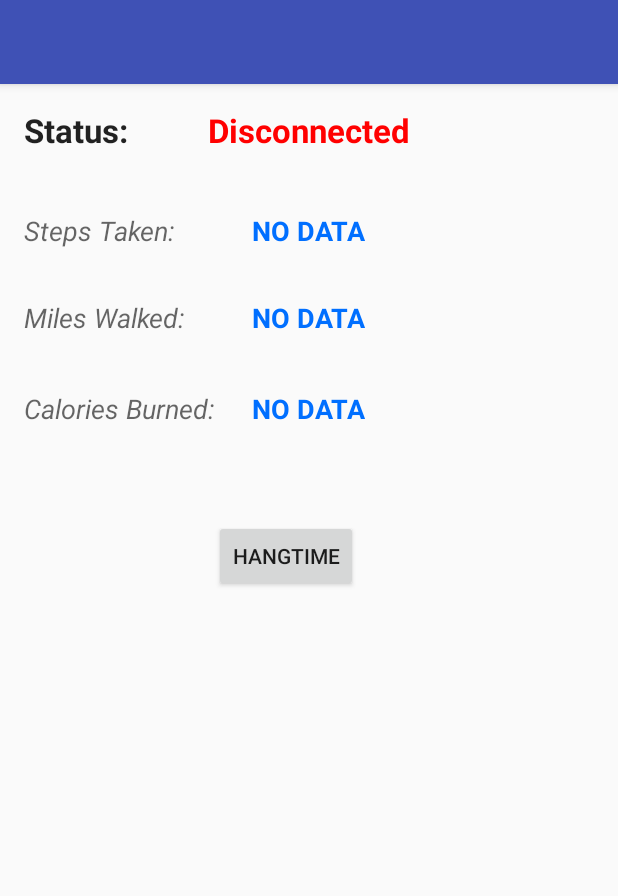
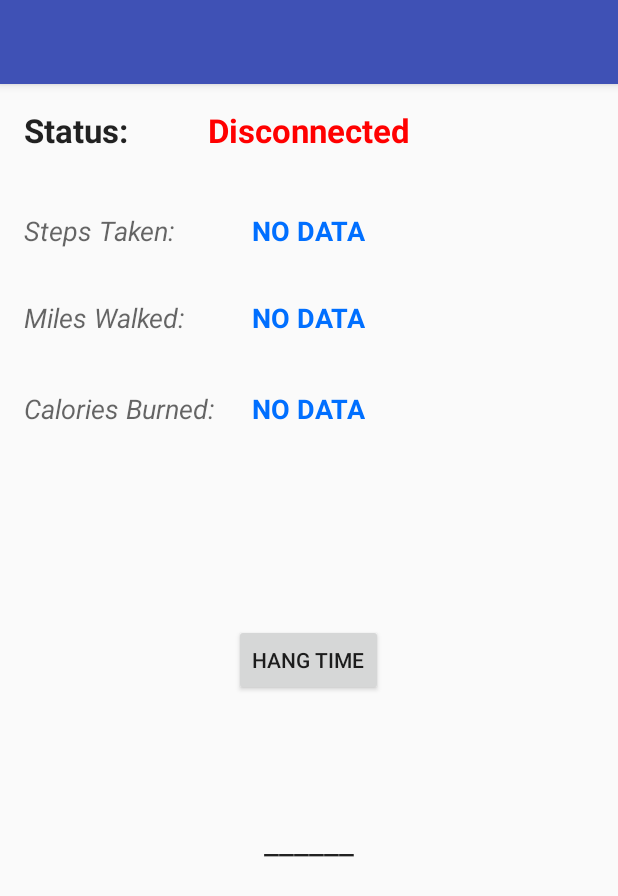
Before and after one commit to dyay108/SoleBLE, an Android app: the screen it shows after launch (DeviceControlActivity), on a phone screen of 412 x 824 dp. Shown: the top 896 px of the screen. Run offline under Robolectric (Android 15) with nearby library versions, the phone set to English and light mode, and no system bars; 3 statements that could not run were skipped.

Commit message:
Added characteristic write to request hangtime -issue with button onclick

```diff
--- a/app/src/main/java/com/electrisole/team17/soleble/DeviceControlActivity.java
+++ b/app/src/main/java/com/electrisole/team17/soleble/DeviceControlActivity.java
@@ -22,6 +22,7 @@ import android.support.v7.app.AppCompatActivity;
 import android.support.v7.widget.Toolbar;
 import android.util.Log;
 import android.view.View;
+import android.widget.Button;
 import android.widget.ExpandableListView;
 import android.widget.SimpleExpandableListAdapter;
 import android.widget.TextView;
@@ -41,6 +42,7 @@ public class DeviceControlActivity extends Activity {
     private TextView mMilesData;
     private TextView mCaloriesData;
     private TextView mDataField;
+    private TextView mHangTime;
     private String mDeviceName;
     private String mDeviceAddress;
     //private ExpandableListView mGattServicesList;
@@ -73,6 +75,7 @@ public class DeviceControlActivity extends Activity {
             // Automatically connects to the device upon successful start-up initialization.
             mBluetoothLeService.connect(mDeviceAddress);
 
+
         }
 
         @Override
@@ -92,7 +95,7 @@ public class DeviceControlActivity extends Activity {
         public void onReceive(Context context, Intent intent) {
             final String action = intent.getAction();
             if (BluetoothLeService.ACTION_GATT_CONNECTED.equals(action)) {
-                mBluetoothLeService.connect("C6:39:87:17:90:CD");
+                //mBluetoothLeService.connect("C6:39:87:17:90:CD");
                 mConnected = true;
                 updateConnectionState(R.string.connected);
                 mConnectionState.setTextColor(Color.parseColor("#FF17AA00"));
@@ -145,10 +148,20 @@ public class DeviceControlActivity extends Activity {
         mDataField = (TextView) findViewById(R.id.data);
         mMilesData = (TextView) findViewById(R.id.miles);
         mCaloriesData= (TextView) findViewById(R.id.kcal);
+        mHangTime = (TextView) findViewById(R.id.hang);
 
         Intent gattServiceIntent = new Intent(this, BluetoothLeService.class);
         bindService(gattServiceIntent, mServiceConnection, BIND_AUTO_CREATE);
         //intent.addFlags(Intent.FLAG_ACTIVITY_NEW_TASK);
+        Button hang = (Button) findViewById(R.id.ht);
+        hang.setOnClickListener(new View.OnClickListener() {
+            public void onClick(View v) {
+                mBluetoothLeService.writeCharacteristic(
+                        mBluetoothLeService.getSupportedGattServices().get(2).getCharacteristics().get(1));
+                mHangTime.setText(intent.getStringExtra("H"));
+            }
+        });
+
 
 
     }
--- a/app/src/main/java/com/electrisole/team17/soleble/MainActivity.java
+++ b/app/src/main/java/com/electrisole/team17/soleble/MainActivity.java
@@ -34,7 +34,7 @@ public class MainActivity extends AppCompatActivity {
             startActivityForResult(enableBtIntent, REQUEST_ENABLE_BT);
         }
 
-        BluetoothDevice device = mBluetoothAdapter.getRemoteDevice("E8:FF:34:49:A9:5B");
+        BluetoothDevice device = mBluetoothAdapter.getRemoteDevice("C6:39:87:17:90:CD");
         final Intent intent = new Intent(this, DeviceControlActivity.class);
         intent.putExtra(DeviceControlActivity.EXTRAS_DEVICE_NAME, device.getName());
         intent.putExtra(DeviceControlActivity.EXTRAS_DEVICE_ADDRESS, device.getAddress());
--- a/app/src/main/res/layout/content_device_control.xml
+++ b/app/src/main/res/layout/content_device_control.xml
@@ -73,15 +73,6 @@
         android:layout_alignParentStart="true"
         android:textStyle="italic" />
 
-    <Button
-        android:layout_width="wrap_content"
-        android:layout_height="wrap_content"
-        android:text="Hangtime"
-        android:id="@+id/button"
-        android:layout_marginTop="62dp"
-        android:layout_below="@+id/textView5"
-        android:layout_toEndOf="@+id/textView5" />
-
     <TextView
         android:layout_width="wrap_content"
         android:layout_height="wrap_content"
@@ -115,4 +106,22 @@
         android:textColor="#006fff"
         android:textStyle="bold" />
 
+    <Button
+        android:layout_width="wrap_content"
+        android:layout_height="wrap_content"
+        android:text="Hang Time"
+        android:id="@+id/ht"
+        android:layout_centerVertical="true"
+        android:layout_centerHorizontal="true" />
+
+    <TextView
+        android:layout_width="wrap_content"
+        android:layout_height="wrap_content"
+        android:textAppearance="?android:attr/textAppearanceLarge"
+        android:text="______"
+        android:id="@+id/hang"
+        android:layout_marginTop="82dp"
+        android:layout_below="@+id/ht"
+        android:layout_centerHorizontal="true" />
+
 </RelativeLayout>
--- a/app/src/main/res/values/colors.xml
+++ b/app/src/main/res/values/colors.xml
@@ -1,6 +1,6 @@
 <?xml version="1.0" encoding="utf-8"?>
 <resources>
-    <color name="colorPrimary">#3F51B5</color>
+    <color name="colorPrimary">#3f51b5</color>
     <color name="colorPrimaryDark">#303F9F</color>
     <color name="colorAccent">#FF4081</color>
 </resources>
--- a/build.gradle
+++ b/build.gradle
@@ -5,7 +5,7 @@ buildscript {
         jcenter()
     }
     dependencies {
-        classpath 'com.android.tools.build:gradle:1.5.0'
+        classpath 'com.android.tools.build:gradle:2.0.0'
 
         // NOTE: Do not place your application dependencies here; they belong
         // in the individual module build.gradle files
```
Also changed, not shown: app/src/main/java/com/electrisole/team17/soleble/BluetoothLeService.java (+41 -1 lines), gradle/wrapper/gradle-wrapper.properties.
